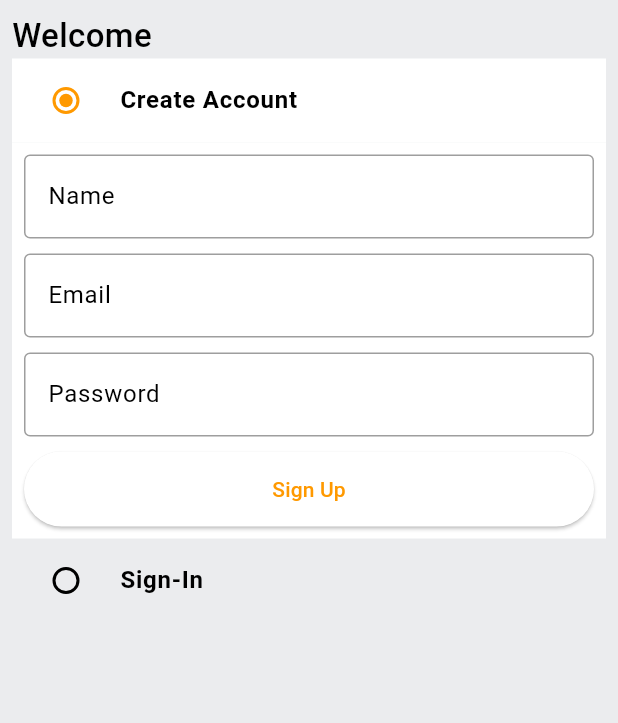
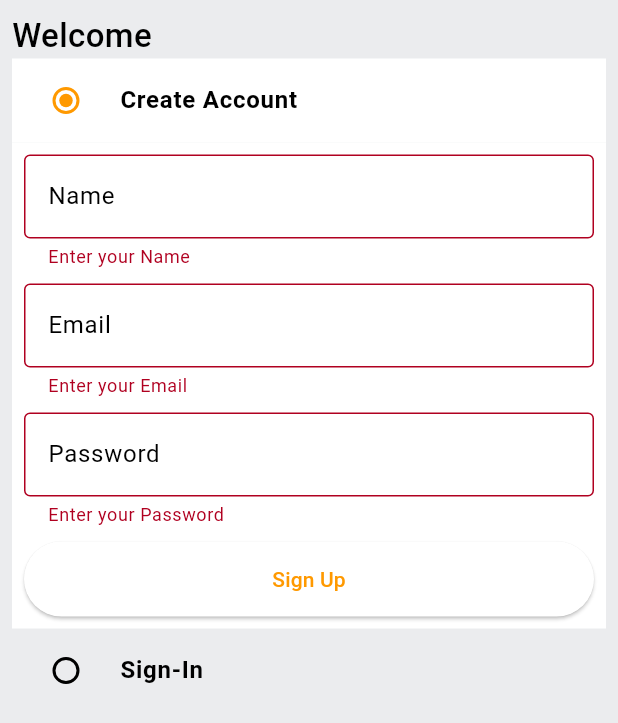
Before and after one commit to thenext10legend/amazon_clone_app, a Flutter app: the screen it shows after launch, after a tap on "Sign Up", on a phone screen of 412 x 824 dp. Shown: the top 723 px of the screen. Run offline on Flutter 3.47's test engine with Material 3 defaults, Android fonts, the phone set to English and light mode, and no system bars.

Commit message:
ipaddress set, user model, auth service-signup,validator added, http error handler, snackBar

```diff
--- a/lib/common/widgets/custom_textfield.dart
+++ b/lib/common/widgets/custom_textfield.dart
@@ -19,7 +19,12 @@ class CustomTextField extends StatelessWidget {
           borderSide: BorderSide(color: Colors.black38),
         ),
       ),
-      validator: (value) {},
+      validator: (value) {
+        if (value == null || value.isEmpty) {
+          return "Enter your $hintText";
+        }
+        return null;
+      },
     );
   }
 }
--- a/lib/constants/global_variables.dart
+++ b/lib/constants/global_variables.dart
@@ -1,4 +1,6 @@
 import 'package:flutter/material.dart';
+
+String uri = 'http://192.168.1.16:3000';
 
 class GlobalVariables {
   // COLORS
--- a/lib/features/auth/screens/auth_screen.dart
+++ b/lib/features/auth/screens/auth_screen.dart
@@ -1,6 +1,7 @@
 import 'package:amazon_clone_app/common/widgets/custom_button.dart';
 import 'package:amazon_clone_app/common/widgets/custom_textfield.dart';
 import 'package:amazon_clone_app/constants/global_variables.dart';
+import 'package:amazon_clone_app/features/auth/services/auth_service.dart';
 import 'package:flutter/material.dart';
 
 enum Auth {
@@ -20,7 +21,7 @@ class _AuthScreenState extends State<AuthScreen> {
   Auth _auth = Auth.signup;
   final _signUpFormKey = GlobalKey<FormState>();
   final _signInFormKey = GlobalKey<FormState>();
-
+  final AuthService authService = AuthService();
   final TextEditingController _emailController = TextEditingController();
   final TextEditingController _passwordController = TextEditingController();
   final TextEditingController _nameController = TextEditingController();
@@ -31,6 +32,14 @@ class _AuthScreenState extends State<AuthScreen> {
     _passwordController.dispose();
     _nameController.dispose();
     super.dispose();
+  }
+
+  void signUpUser() {
+    authService.signUpUser(
+        email: _emailController.text,
+        password: _passwordController.text,
+        name: _nameController.text,
+        context: context);
   }
 
   @override
@@ -87,7 +96,13 @@ class _AuthScreenState extends State<AuthScreen> {
                             hintText: "Password",
                           ),
                           const SizedBox(height: 10),
-                          CustomButton(text: "Sign Up", onPressed: () {})
+                          CustomButton(
+                              text: "Sign Up",
+                              onPressed: () {
+                                if (_signUpFormKey.currentState!.validate()) {
+                                  signUpUser();
+                                }
+                              })
                         ],
                       )),
                 ),
--- /dev/null
+++ b/lib/features/auth/services/auth_service.dart
@@ -0,0 +1,46 @@
+// ignore_for_file: use_build_context_synchronously
+
+import 'package:amazon_clone_app/constants/error_handling.dart';
+import 'package:amazon_clone_app/constants/global_variables.dart';
+import 'package:amazon_clone_app/constants/utils.dart';
+import 'package:amazon_clone_app/models/user.dart';
+import 'package:flutter/material.dart';
+import 'package:http/http.dart' as http;
+
+class AuthService {
+  //signup user
+  void signUpUser(
+      {required email,
+      required password,
+      required name,
+      required BuildContext context}) async {
+    try {
+      User user = User(
+          id: '',
+          name: name,
+          password: password,
+          email: email,
+          address: '',
+          type: '',
+          token: '');
+
+      http.Response res = await http.post(
+        Uri.parse("$uri/api/signup"),
+        body: user.toJson(),
+        headers: <String, String>{
+          'Content-Type': 'application/json; charset=UTF-8',
+        },
+      );
+
+      httpErrorHandler(
+          response: res,
+          context: context,
+          onSuccess: () {
+            showSnackBar(
+                context, "Account created! Login with the same credentials!");
+          });
+    } catch (e) {
+      showSnackBar(context, e.toString());
+    }
+  }
+}
--- /dev/null
+++ b/lib/models/user.dart
@@ -0,0 +1,51 @@
+// ignore_for_file: public_member_api_docs, sort_constructors_first
+import 'dart:convert';
+
+class User {
+  final String id;
+  final String name;
+  final String password;
+  final String email;
+  final String address;
+  final String type;
+  final String token;
+
+  User({
+    required this.id,
+    required this.name,
+    required this.password,
+    required this.email,
+    required this.address,
+    required this.type,
+    required this.token,
+  });
+
+  Map<String, dynamic> toMap() {
+    return <String, dynamic>{
+      'id': id,
+      'name': name,
+      'password': password,
+      'email': email,
+      'address': address,
+      'type': type,
+      'token': token,
+    };
+  }
+
+  factory User.fromMap(Map<String, dynamic> map) {
+    return User(
+      id: map['_id'] as String,
+      name: map['name'] as String,
+      password: map['password'] as String,
+      email: map['email'] as String,
+      address: map['address'] as String,
+      type: map['type'] as String,
+      token: map['token'] as String,
+    );
+  }
+
+  String toJson() => json.encode(toMap());
+
+  factory User.fromJson(String source) =>
+      User.fromMap(json.decode(source) as Map<String, dynamic>);
+}
--- a/pubspec.yaml
+++ b/pubspec.yaml
@@ -35,6 +35,7 @@ dependencies:
   # The following adds the Cupertino Icons font to your application.
   # Use with the CupertinoIcons class for iOS style icons.
   cupertino_icons: ^1.0.2
+  http: ^1.1.0
 
 dev_dependencies:
   flutter_test:
```
Also changed, not shown: lib/constants/error_handling.dart (added, +25 -0 lines), lib/constants/utils.dart (added, +10 -0 lines), pubspec.lock, 1 other file.
